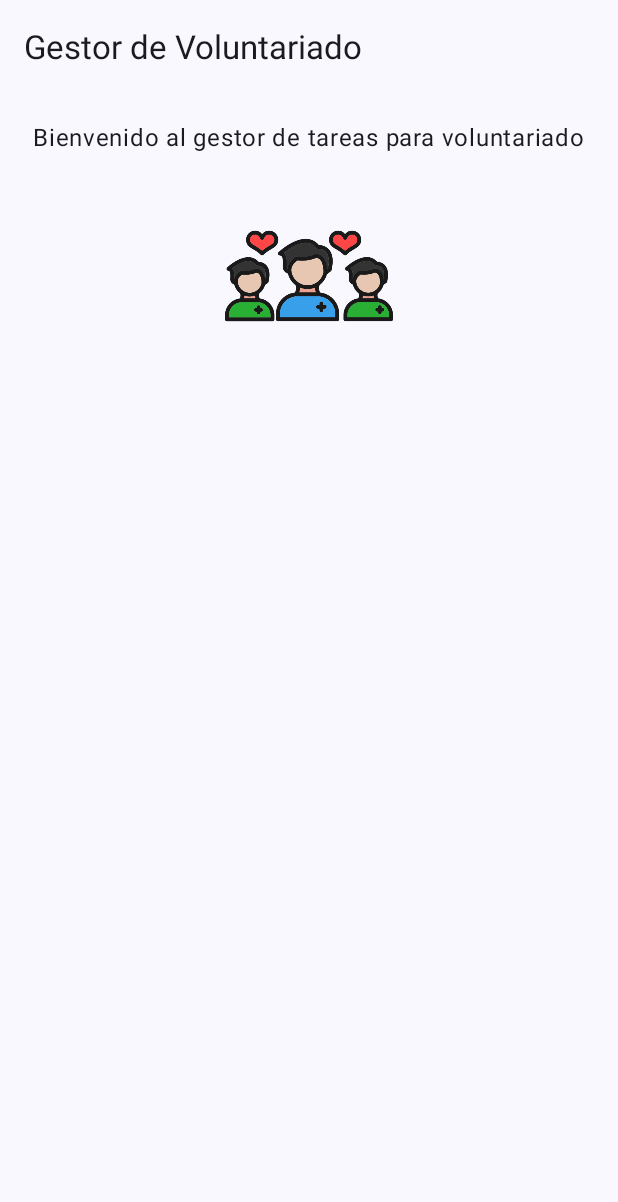
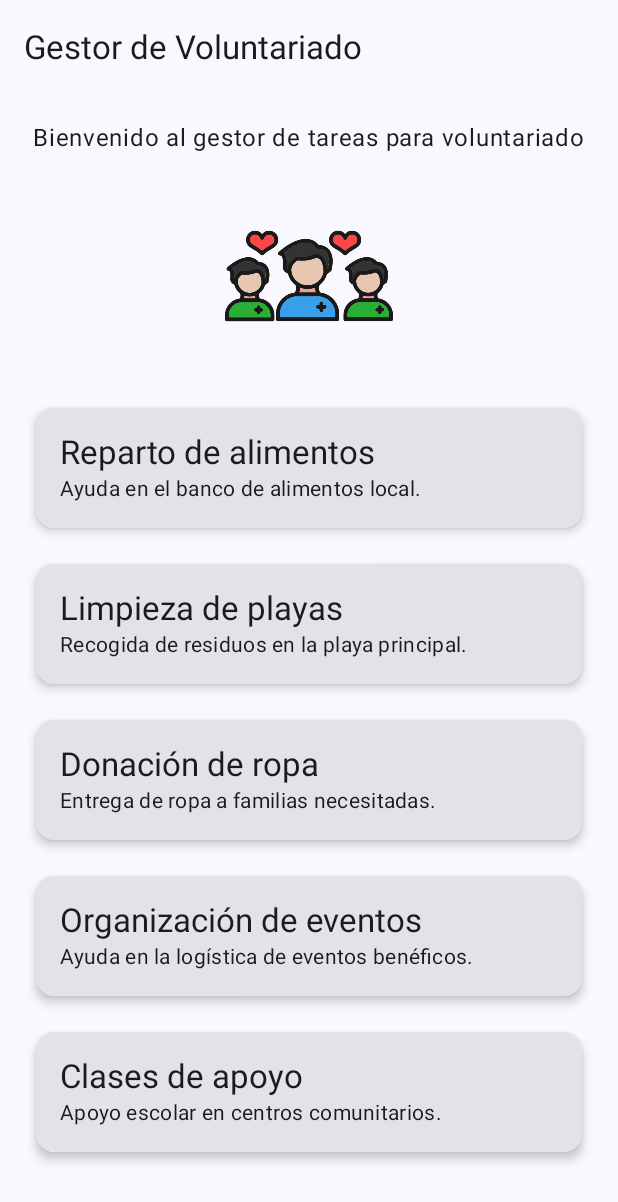
Before and after one commit to lukas199E/GestorVoluntariado, an Android app built with Jetpack Compose: the screen it shows after launch (MainActivity), on a phone screen of 412 x 824 dp. Shown: the top 1202 px of the screen. Run offline under Robolectric (Android 15) with nearby library versions, the phone set to English and light mode, and no system bars.

Commit message:
Añadida lista de tareas de voluntariado

```diff
--- a/app/src/main/java/com/lucas/voluntariado/MainActivity.kt
+++ b/app/src/main/java/com/lucas/voluntariado/MainActivity.kt
@@ -6,6 +6,8 @@ import androidx.activity.compose.setContent
 import androidx.activity.enableEdgeToEdge
 import androidx.compose.foundation.Image
 import androidx.compose.foundation.layout.*
+import androidx.compose.foundation.lazy.LazyColumn
+import androidx.compose.foundation.lazy.items
 import androidx.compose.material3.*
 import androidx.compose.runtime.Composable
 import androidx.compose.ui.Alignment
@@ -51,21 +53,51 @@ fun MainScreen() {
 
                 // Imagen
                 Image(
-                    painter = painterResource(id = R.drawable.voluntario), // Nombre de tu imagen
+                    painter = painterResource(id = R.drawable.voluntario),
                     contentDescription = "Icono de voluntariado",
                     modifier = Modifier
                         .size(128.dp)
                         .padding(8.dp)
                 )
+
+                // Lista de tareas
+                TaskList()
             }
         }
     )
 }
 
-@Preview(showBackground = true)
 @Composable
-fun MainScreenPreview() {
-    GestorVoluntariadoTheme {
-        MainScreen()
+fun TaskList() {
+    val tasks = listOf(
+        "Reparto de alimentos" to "Ayuda en el banco de alimentos local.",
+        "Limpieza de playas" to "Recogida de residuos en la playa principal.",
+        "Donación de ropa" to "Entrega de ropa a familias necesitadas.",
+        "Organización de eventos" to "Ayuda en la logística de eventos benéficos.",
+        "Clases de apoyo" to "Apoyo escolar en centros comunitarios."
+    )
+
+    LazyColumn(
+        modifier = Modifier.padding(16.dp)
+    ) {
+        items(tasks) { (title, description) ->
+            TaskItem(title, description)
+            Spacer(modifier = Modifier.height(8.dp))
+        }
     }
 }
+
+@Composable
+fun TaskItem(title: String, description: String) {
+    Card(
+        modifier = Modifier
+            .fillMaxWidth()
+            .padding(8.dp),
+        elevation = CardDefaults.cardElevation(defaultElevation = 4.dp)
+    ) {
+        Column(modifier = Modifier.padding(16.dp)) {
+            Text(text = title, style = MaterialTheme.typography.titleLarge)
+            Text(text = description, style = MaterialTheme.typography.bodyMedium)
+        }
+    }
+}
```
